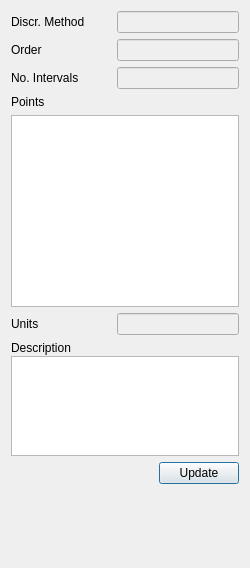
First picture: the form in trunk/daetools-package/daetools/dae_simulator/editor_domain_distributed.ui, repository v1kko/daetools, before the edit.
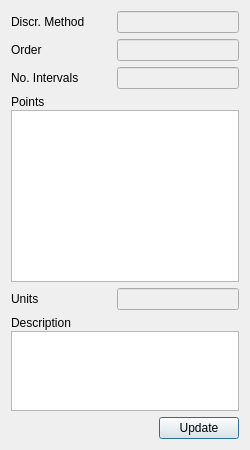
Second picture: the form after the edit.

```diff
--- a/trunk/daetools-package/daetools/dae_simulator/editor_domain_distributed.ui
+++ b/trunk/daetools-package/daetools/dae_simulator/editor_domain_distributed.ui
@@ -7,7 +7,7 @@
     <x>0</x>
     <y>0</y>
     <width>250</width>
-    <height>568</height>
+    <height>450</height>
    </rect>
   </property>
   <property name="sizePolicy">
@@ -171,6 +171,9 @@
     <layout class="QHBoxLayout" name="horizontalLayout_5">
      <item>
       <layout class="QVBoxLayout" name="verticalLayout">
+       <property name="spacing">
+        <number>1</number>
+       </property>
        <item>
         <widget class="QLabel" name="label_4">
          <property name="sizePolicy">
@@ -195,7 +198,7 @@
          <property name="sizePolicy">
           <sizepolicy hsizetype="MinimumExpanding" vsizetype="Expanding">
            <horstretch>1</horstretch>
-           <verstretch>0</verstretch>
+           <verstretch>1</verstretch>
           </sizepolicy>
          </property>
          <property name="minimumSize">
```
Left out of the diff: 8 changed lines with no effect on the pictures.
